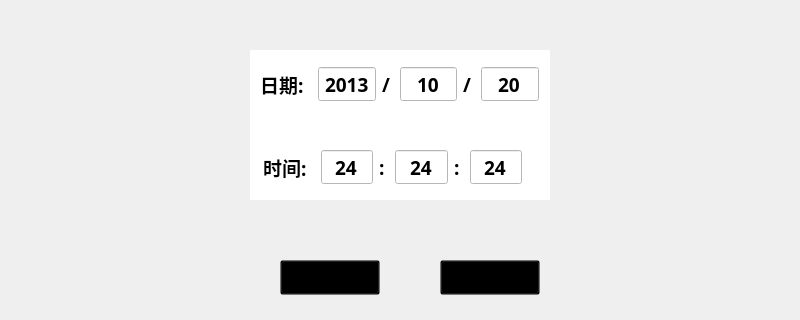
Old version of the form clocksetface.ui in the repository ives560/InverterController.
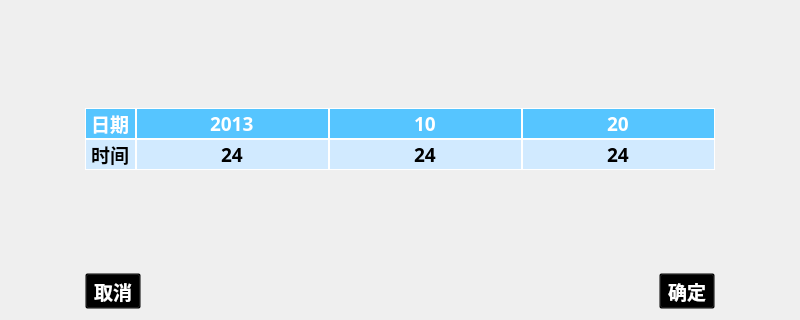
New version of the form. Icons and pictures are not drawn.

What changed in the file:
```diff
--- a/clocksetface.ui
+++ b/clocksetface.ui
@@ -21,181 +21,19 @@
   <property name="windowTitle">
    <string>Form</string>
   </property>
-  <widget class="QWidget" name="widget" native="true">
-   <property name="geometry">
-    <rect>
-     <x>250</x>
-     <y>50</y>
-     <width>300</width>
-     <height>150</height>
-    </rect>
-   </property>
-   <property name="font">
-    <font>
-     <family>AR PL UKai CN</family>
-     <pointsize>14</pointsize>
-     <weight>75</weight>
-     <bold>true</bold>
-    </font>
-   </property>
-   <property name="styleSheet">
-    <string notr="true">background-color: rgb(255, 255, 255);</string>
-   </property>
-   <widget class="QLineEdit" name="ldt_s">
-    <property name="geometry">
-     <rect>
-      <x>220</x>
-      <y>100</y>
-      <width>52</width>
-      <height>34</height>
-     </rect>
-    </property>
-    <property name="font">
-     <font>
-      <family>AR PL UKai CN</family>
-      <pointsize>14</pointsize>
-      <weight>75</weight>
-      <bold>true</bold>
-     </font>
-    </property>
-    <property name="text">
-     <string>24</string>
-    </property>
-    <property name="maxLength">
-     <number>2</number>
-    </property>
-    <property name="alignment">
-     <set>Qt::AlignCenter</set>
-    </property>
-   </widget>
-   <widget class="QLineEdit" name="ldt_tm">
-    <property name="geometry">
-     <rect>
-      <x>145</x>
-      <y>100</y>
-      <width>53</width>
-      <height>34</height>
-     </rect>
-    </property>
-    <property name="font">
-     <font>
-      <family>AR PL UKai CN</family>
-      <pointsize>14</pointsize>
-      <weight>75</weight>
-      <bold>true</bold>
-     </font>
-    </property>
-    <property name="text">
-     <string>24</string>
-    </property>
-    <property name="maxLength">
-     <number>2</number>
-    </property>
-    <property name="alignment">
-     <set>Qt::AlignCenter</set>
-    </property>
-   </widget>
-   <widget class="QLineEdit" name="ldt_h">
-    <property name="geometry">
-     <rect>
-      <x>71</x>
-      <y>100</y>
-      <width>52</width>
-      <height>34</height>
-     </rect>
-    </property>
-    <property name="font">
-     <font>
-      <family>AR PL UKai CN</family>
-      <pointsize>14</pointsize>
-      <weight>75</weight>
-      <bold>true</bold>
-     </font>
-    </property>
-    <property name="text">
-     <string>24</string>
-    </property>
-    <property name="maxLength">
-     <number>2</number>
-    </property>
-    <property name="alignment">
-     <set>Qt::AlignCenter</set>
-    </property>
-   </widget>
-   <widget class="QLabel" name="label_3">
-    <property name="geometry">
-     <rect>
-      <x>204</x>
-      <y>93</y>
-      <width>10</width>
-      <height>49</height>
-     </rect>
-    </property>
-    <property name="font">
-     <font>
-      <family>AR PL UKai CN</family>
-      <pointsize>14</pointsize>
-      <weight>75</weight>
-      <bold>true</bold>
-     </font>
-    </property>
-    <property name="text">
-     <string>:</string>
-    </property>
-   </widget>
-   <widget class="QLabel" name="label_2">
-    <property name="geometry">
-     <rect>
-      <x>129</x>
-      <y>93</y>
-      <width>10</width>
-      <height>49</height>
-     </rect>
-    </property>
-    <property name="font">
-     <font>
-      <family>AR PL UKai CN</family>
-      <pointsize>14</pointsize>
-      <weight>75</weight>
-      <bold>true</bold>
-     </font>
-    </property>
-    <property name="text">
-     <string>:</string>
-    </property>
-   </widget>
-   <widget class="QLabel" name="label">
-    <property name="geometry">
-     <rect>
-      <x>13</x>
-      <y>93</y>
-      <width>52</width>
-      <height>49</height>
-     </rect>
-    </property>
-    <property name="font">
-     <font>
-      <family>AR PL UKai CN</family>
-      <pointsize>14</pointsize>
-      <weight>75</weight>
-      <bold>true</bold>
-     </font>
-    </property>
-    <property name="styleSheet">
-     <string notr="true">font-color:rgb(0, 0, 255)</string>
-    </property>
-    <property name="text">
-     <string>时间:</string>
-    </property>
-   </widget>
+  <layout class="QGridLayout" name="gridLayout_2">
+   <item row="1" column="1" colspan="3">
+    <layout class="QGridLayout" name="gridLayout" rowminimumheight="0,0,0" columnminimumwidth="0,0,0,0,0">
+     <property name="spacing">
+      <number>0</number>
+     </property>
+     <item row="1" column="1">
    <widget class="QLabel" name="lb_date">
-    <property name="geometry">
-     <rect>
-      <x>10</x>
-      <y>10</y>
-      <width>52</width>
-      <height>49</height>
-     </rect>
+       <property name="minimumSize">
+        <size>
+         <width>0</width>
+         <height>30</height>
+        </size>
     </property>
     <property name="font">
      <font>
@@ -206,20 +44,28 @@
      </font>
     </property>
     <property name="styleSheet">
-     <string notr="true">font-color:rgb(0, 0, 255)</string>
+        <string notr="true">background-color: rgb(86, 197, 255);
+color: rgb(255, 255, 255);
+border: 1px solid white;</string>
     </property>
     <property name="text">
-     <string>日期:</string>
-    </property>
-   </widget>
+        <string>日期</string>
+       </property>
+      </widget>
+     </item>
+     <item row="1" column="2">
    <widget class="QLineEdit" name="ldt_y">
-    <property name="geometry">
-     <rect>
-      <x>68</x>
-      <y>17</y>
-      <width>58</width>
-      <height>34</height>
-     </rect>
+       <property name="sizePolicy">
+        <sizepolicy hsizetype="Preferred" vsizetype="Preferred">
+         <horstretch>0</horstretch>
+         <verstretch>0</verstretch>
+        </sizepolicy>
+       </property>
+       <property name="minimumSize">
+        <size>
+         <width>0</width>
+         <height>30</height>
+        </size>
     </property>
     <property name="font">
      <font>
@@ -229,72 +75,38 @@
       <bold>true</bold>
      </font>
     </property>
+       <property name="styleSheet">
+        <string notr="true">background-color: rgb(86, 197, 255);
+color: rgb(255, 255, 255);
+border: 1px solid white;</string>
+       </property>
     <property name="text">
      <string>2013</string>
     </property>
     <property name="maxLength">
      <number>4</number>
     </property>
-    <property name="alignment">
-     <set>Qt::AlignCenter</set>
-    </property>
-   </widget>
-   <widget class="QLineEdit" name="ldt_d">
-    <property name="geometry">
-     <rect>
-      <x>231</x>
-      <y>17</y>
-      <width>58</width>
-      <height>34</height>
-     </rect>
-    </property>
-    <property name="font">
-     <font>
-      <family>AR PL UKai CN</family>
-      <pointsize>14</pointsize>
-      <weight>75</weight>
-      <bold>true</bold>
-     </font>
-    </property>
-    <property name="text">
-     <string>20</string>
-    </property>
-    <property name="maxLength">
-     <number>2</number>
-    </property>
+       <property name="frame">
+        <bool>false</bool>
+       </property>
     <property name="alignment">
      <set>Qt::AlignCenter</set>
     </property>
    </widget>
-   <widget class="QLabel" name="label_5">
-    <property name="geometry">
-     <rect>
-      <x>213</x>
-      <y>10</y>
-      <width>12</width>
-      <height>49</height>
-     </rect>
-    </property>
-    <property name="font">
-     <font>
-      <family>AR PL UKai CN</family>
-      <pointsize>14</pointsize>
-      <weight>75</weight>
-      <bold>true</bold>
-     </font>
-    </property>
-    <property name="text">
-     <string>/</string>
-    </property>
-   </widget>
+     </item>
+     <item row="1" column="3">
    <widget class="QLineEdit" name="ldt_m">
-    <property name="geometry">
-     <rect>
-      <x>150</x>
-      <y>17</y>
-      <width>57</width>
-      <height>34</height>
-     </rect>
+       <property name="sizePolicy">
+        <sizepolicy hsizetype="Preferred" vsizetype="Preferred">
+         <horstretch>0</horstretch>
+         <verstretch>0</verstretch>
+        </sizepolicy>
+       </property>
+       <property name="minimumSize">
+        <size>
+         <width>0</width>
+         <height>30</height>
+        </size>
     </property>
     <property name="font">
      <font>
@@ -304,25 +116,39 @@
       <bold>true</bold>
      </font>
     </property>
+       <property name="styleSheet">
+        <string notr="true">background-color: rgb(86, 197, 255);
+color: rgb(255, 255, 255);
+border: 1px solid white;</string>
+       </property>
     <property name="text">
      <string>10</string>
     </property>
     <property name="maxLength">
      <number>2</number>
     </property>
+       <property name="frame">
+        <bool>false</bool>
+       </property>
     <property name="alignment">
      <set>Qt::AlignCenter</set>
     </property>
    </widget>
-   <widget class="QLabel" name="label_4">
-    <property name="geometry">
-     <rect>
-      <x>132</x>
-      <y>10</y>
-      <width>12</width>
-      <height>49</height>
-     </rect>
-    </property>
+     </item>
+     <item row="1" column="4">
+      <widget class="QLineEdit" name="ldt_d">
+       <property name="sizePolicy">
+        <sizepolicy hsizetype="Preferred" vsizetype="Preferred">
+         <horstretch>0</horstretch>
+         <verstretch>0</verstretch>
+        </sizepolicy>
+       </property>
+       <property name="minimumSize">
+        <size>
+         <width>0</width>
+         <height>30</height>
+        </size>
+       </property>
     <property name="font">
      <font>
       <family>AR PL UKai CN</family>
@@ -331,20 +157,57 @@
       <bold>true</bold>
      </font>
     </property>
+       <property name="styleSheet">
+        <string notr="true">background-color: rgb(86, 197, 255);
+color: rgb(255, 255, 255);
+border: 1px solid white;</string>
+       </property>
     <property name="text">
-     <string>/</string>
-    </property>
-   </widget>
-  </widget>
-  <widget class="QToolButton" name="tbtn_ok">
-   <property name="geometry">
-    <rect>
-     <x>280</x>
-     <y>260</y>
-     <width>100</width>
-     <height>35</height>
-    </rect>
-   </property>
+        <string>20</string>
+       </property>
+       <property name="maxLength">
+        <number>2</number>
+       </property>
+       <property name="frame">
+        <bool>false</bool>
+       </property>
+       <property name="alignment">
+        <set>Qt::AlignCenter</set>
+       </property>
+      </widget>
+     </item>
+     <item row="2" column="1">
+      <widget class="QLabel" name="label">
+       <property name="font">
+        <font>
+         <family>AR PL UKai CN</family>
+         <pointsize>14</pointsize>
+         <weight>75</weight>
+         <bold>true</bold>
+        </font>
+       </property>
+       <property name="styleSheet">
+        <string notr="true">background-color: rgb(209,234, 255);border: 1px solid white;</string>
+       </property>
+       <property name="text">
+        <string>时间</string>
+       </property>
+      </widget>
+     </item>
+     <item row="2" column="2">
+      <widget class="QLineEdit" name="ldt_h">
+       <property name="sizePolicy">
+        <sizepolicy hsizetype="Preferred" vsizetype="Preferred">
+         <horstretch>0</horstretch>
+         <verstretch>0</verstretch>
+        </sizepolicy>
+       </property>
+       <property name="minimumSize">
+        <size>
+         <width>0</width>
+         <height>30</height>
+        </size>
+       </property>
    <property name="font">
     <font>
      <family>AR PL UKai CN</family>
@@ -354,30 +217,104 @@
     </font>
    </property>
    <property name="styleSheet">
-    <string notr="true">background: transparent;</string>
+        <string notr="true">background-color: rgb(209,234, 255);border: 1px solid white;</string>
    </property>
    <property name="text">
-    <string>确定</string>
-   </property>
-   <property name="iconSize">
+        <string>24</string>
+       </property>
+       <property name="maxLength">
+        <number>2</number>
+       </property>
+       <property name="frame">
+        <bool>false</bool>
+       </property>
+       <property name="alignment">
+        <set>Qt::AlignCenter</set>
+       </property>
+      </widget>
+     </item>
+     <item row="2" column="3">
+      <widget class="QLineEdit" name="ldt_tm">
+       <property name="sizePolicy">
+        <sizepolicy hsizetype="Preferred" vsizetype="Preferred">
+         <horstretch>0</horstretch>
+         <verstretch>0</verstretch>
+        </sizepolicy>
+       </property>
+       <property name="minimumSize">
     <size>
-     <width>32</width>
-     <height>32</height>
-    </size>
-   </property>
-   <property name="toolButtonStyle">
-    <enum>Qt::ToolButtonTextBesideIcon</enum>
-   </property>
-  </widget>
+         <width>0</width>
+         <height>30</height>
+        </size>
+       </property>
+       <property name="font">
+        <font>
+         <family>AR PL UKai CN</family>
+         <pointsize>14</pointsize>
+         <weight>75</weight>
+         <bold>true</bold>
+        </font>
+       </property>
+       <property name="styleSheet">
+        <string notr="true">background-color: rgb(209,234, 255);border: 1px solid white;</string>
+       </property>
+       <property name="text">
+        <string>24</string>
+       </property>
+       <property name="maxLength">
+        <number>2</number>
+       </property>
+       <property name="frame">
+        <bool>false</bool>
+       </property>
+       <property name="alignment">
+        <set>Qt::AlignCenter</set>
+       </property>
+      </widget>
+     </item>
+     <item row="2" column="4">
+      <widget class="QLineEdit" name="ldt_s">
+       <property name="sizePolicy">
+        <sizepolicy hsizetype="Preferred" vsizetype="Preferred">
+         <horstretch>0</horstretch>
+         <verstretch>0</verstretch>
+        </sizepolicy>
+       </property>
+       <property name="minimumSize">
+        <size>
+         <width>0</width>
+         <height>30</height>
+        </size>
+       </property>
+       <property name="font">
+        <font>
+         <family>AR PL UKai CN</family>
+         <pointsize>14</pointsize>
+         <weight>75</weight>
+         <bold>true</bold>
+        </font>
+       </property>
+       <property name="styleSheet">
+        <string notr="true">background-color: rgb(209,234, 255);border: 1px solid white;</string>
+       </property>
+       <property name="text">
+        <string>24</string>
+       </property>
+       <property name="maxLength">
+        <number>2</number>
+       </property>
+       <property name="frame">
+        <bool>false</bool>
+       </property>
+       <property name="alignment">
+        <set>Qt::AlignCenter</set>
+       </property>
+      </widget>
+     </item>
+    </layout>
+   </item>
+   <item row="3" column="1">
   <widget class="QToolButton" name="tbtn_cancel">
-   <property name="geometry">
-    <rect>
-     <x>440</x>
-     <y>260</y>
-     <width>100</width>
-     <height>35</height>
-    </rect>
-   </property>
    <property name="font">
     <font>
      <family>AR PL UKai CN</family>
@@ -387,15 +324,15 @@
     </font>
    </property>
    <property name="styleSheet">
-    <string notr="true">background: transparent;</string>
+      <string notr="true">background:transparent;color:white;</string>
    </property>
    <property name="text">
     <string>取消</string>
    </property>
    <property name="iconSize">
     <size>
-     <width>32</width>
-     <height>32</height>
+       <width>50</width>
+       <height>50</height>
     </size>
    </property>
    <property name="toolButtonStyle">
@@ -405,7 +342,94 @@
     <enum>Qt::NoArrow</enum>
    </property>
   </widget>
- </widget>
- <resources/>
+   </item>
+   <item row="2" column="2">
+    <spacer name="verticalSpacer_3">
+     <property name="orientation">
+      <enum>Qt::Vertical</enum>
+     </property>
+     <property name="sizeHint" stdset="0">
+      <size>
+       <width>20</width>
+       <height>40</height>
+      </size>
+     </property>
+    </spacer>
+   </item>
+   <item row="0" column="2">
+    <spacer name="verticalSpacer_2">
+     <property name="orientation">
+      <enum>Qt::Vertical</enum>
+     </property>
+     <property name="sizeHint" stdset="0">
+      <size>
+       <width>20</width>
+       <height>40</height>
+      </size>
+     </property>
+    </spacer>
+   </item>
+   <item row="3" column="3">
+    <widget class="QToolButton" name="tbtn_ok">
+     <property name="font">
+      <font>
+       <family>AR PL UKai CN</family>
+       <pointsize>14</pointsize>
+       <weight>75</weight>
+       <bold>true</bold>
+      </font>
+     </property>
+     <property name="styleSheet">
+      <string notr="true">background:transparent;color:white;</string>
+     </property>
+     <property name="text">
+      <string>确定</string>
+     </property>
+     <property name="icon">
+      <iconset resource="InverterController.qrc">
+       <normaloff>:/images/okbutton.png</normaloff>:/images/okbutton.png</iconset>
+     </property>
+     <property name="iconSize">
+      <size>
+       <width>50</width>
+       <height>50</height>
+      </size>
+     </property>
+     <property name="toolButtonStyle">
+      <enum>Qt::ToolButtonTextBesideIcon</enum>
+     </property>
+    </widget>
+   </item>
+   <item row="2" column="4">
+    <spacer name="horizontalSpacer_2">
+     <property name="orientation">
+      <enum>Qt::Horizontal</enum>
+     </property>
+     <property name="sizeHint" stdset="0">
+      <size>
+       <width>40</width>
+       <height>20</height>
+      </size>
+     </property>
+    </spacer>
+   </item>
+   <item row="2" column="0">
+    <spacer name="horizontalSpacer">
+     <property name="orientation">
+      <enum>Qt::Horizontal</enum>
+     </property>
+     <property name="sizeHint" stdset="0">
+      <size>
+       <width>40</width>
+       <height>20</height>
+      </size>
+     </property>
+    </spacer>
+   </item>
+  </layout>
+ </widget>
+ <resources>
+  <include location="InverterController.qrc"/>
+ </resources>
  <connections/>
 </ui>
```
Left out of the diff: 4 changed lines with no effect on the pictures. Lines whose indentation alone changed are shown as unchanged.
